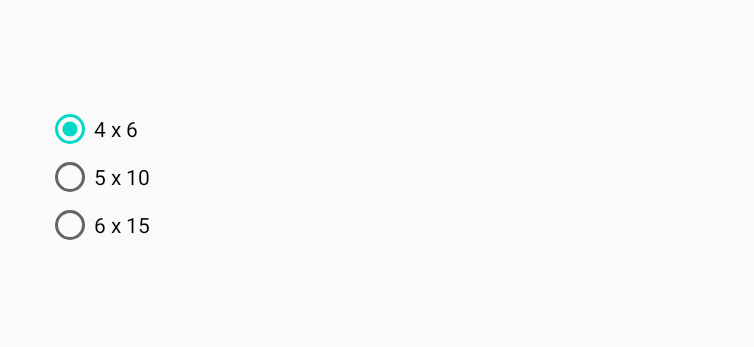
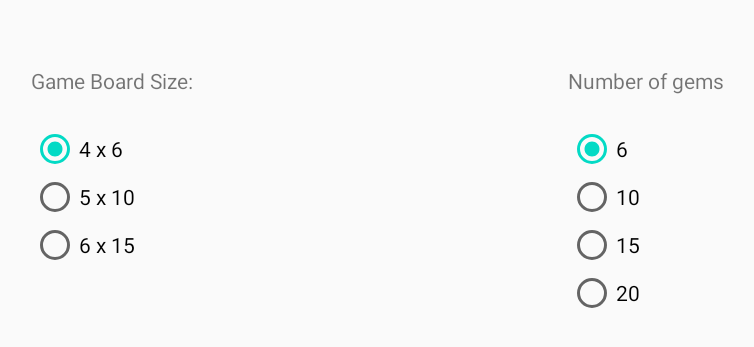
Before and after one commit to jevidin/GemMine, an Android app: the OptionsActivity screen opened directly, with no data from a screen before it, after a tap on "4 x 6", on a phone screen of 824 x 412 dp (held sideways). Shown: the top 347 px of the screen, without its empty margins (47-801 px from the left). Run offline under Robolectric (Android 15) with nearby library versions, the phone set to English and light mode, and no system bars.

Commit message:
Options Page Implemented

```diff
--- a/app/src/main/java/com/example/assignment3/OptionsActivity.java
+++ b/app/src/main/java/com/example/assignment3/OptionsActivity.java
@@ -4,6 +4,7 @@ import androidx.appcompat.app.AppCompatActivity;
 
 import android.content.Context;
 import android.content.Intent;
+import android.content.SharedPreferences;
 import android.os.Bundle;
 import android.provider.MediaStore;
 import android.view.View;
@@ -18,8 +19,42 @@ public class OptionsActivity extends AppCompatActivity {
         super.onCreate(savedInstanceState);
         setContentView(R.layout.activity_options);
         setupGameSizeRadioButtons();
+        setupNumberOfGemsRadioButtons();
+    }
 
+    private void setupNumberOfGemsRadioButtons() {
+        RadioGroup group = findViewById(R.id.radio_group_gems);
+        int[] number_of_gems_array = getResources().getIntArray(R.array.number_of_gems);
+        for(int i = 0; i < number_of_gems_array.length; i++){
+            final int selected_gem_amount = number_of_gems_array[i];
+            RadioButton btn = new RadioButton(this);
+            btn.setText("" + selected_gem_amount);
+            btn.setOnClickListener(new View.OnClickListener() {
+                @Override
+                public void onClick(View v) {
+                    saveGemAmount(selected_gem_amount);
+                }
+            });
+            group.addView(btn);
+            if(selected_gem_amount == getGemAmount(this)){
+                btn.setChecked(true);
+            }
+        }
     }
+    private static final String GEMS_PREF_NAME = "amount of gems";
+    static private int getGemAmount(Context context) {
+        SharedPreferences prefs = context.getSharedPreferences(PREFS_NAME, MODE_PRIVATE);
+        int defaultAmount = context.getResources().getInteger(R.integer.default_gems);
+        return prefs.getInt(GEMS_PREF_NAME, defaultAmount);
+    }
+
+    private void saveGemAmount(int gemAmount) {
+        SharedPreferences prefs = this.getSharedPreferences(PREFS_NAME, MODE_PRIVATE);
+        SharedPreferences.Editor editor = prefs.edit();
+        editor.putInt(GEMS_PREF_NAME, gemAmount);
+        editor.apply();
+    }
+
     private void setupGameSizeRadioButtons() {
         RadioGroup group = findViewById(R.id.radio_group_game_size);
         String[] game_sizes_array = getResources().getStringArray(R.array.game_size);
@@ -31,11 +66,31 @@ public class OptionsActivity extends AppCompatActivity {
                 @Override
                 public void onClick(View v) {
                     Toast.makeText(OptionsActivity.this, "you clicked: " + selected_game_size, Toast.LENGTH_SHORT).show();
+                    saveGameSize(selected_game_size);
                 }
             });
             group.addView(btn);
+            if(selected_game_size.equals(getGameSize(this))){
+                btn.setChecked(true);
+            }
         }
     }
+
+    private static final String PANEL_PREF_NAME = "Game Size";
+    private static final String PREFS_NAME = "AppPrefs";
+    private void saveGameSize(String selected_game_size) {
+        SharedPreferences prefs = this.getSharedPreferences(PREFS_NAME, MODE_PRIVATE);
+        SharedPreferences.Editor editor = prefs.edit();
+        editor.putString(PANEL_PREF_NAME, selected_game_size);
+        editor.apply();
+    }
+
+    static public String getGameSize(Context context){
+        SharedPreferences prefs = context.getSharedPreferences(PREFS_NAME, MODE_PRIVATE);
+        String defaultSize = context.getResources().getString(R.string.default_game_size);
+        return prefs.getString(PANEL_PREF_NAME, defaultSize);
+    }
+
     public static Intent makeIntent(Context context){
         return new Intent(context, OptionsActivity.class);
     }
--- a/app/src/main/res/layout/activity_main.xml
+++ b/app/src/main/res/layout/activity_main.xml
@@ -11,8 +11,8 @@
         android:id="@+id/btn_play"
         android:layout_width="210dp"
         android:layout_height="wrap_content"
-        android:layout_marginStart="60dp"
-        android:layout_marginTop="104dp"
+        android:layout_marginStart="68dp"
+        android:layout_marginTop="84dp"
         android:text="Play"
         app:layout_constraintStart_toStartOf="parent"
         app:layout_constraintTop_toTopOf="parent" />
--- a/app/src/main/res/layout/activity_options.xml
+++ b/app/src/main/res/layout/activity_options.xml
@@ -8,12 +8,36 @@
 
     <RadioGroup
         android:id="@+id/radio_group_game_size"
-        android:layout_width="0dp"
+        android:layout_width="wrap_content"
         android:layout_height="wrap_content"
-        android:layout_marginStart="62dp"
-        android:layout_marginTop="70dp"
-        android:layout_marginEnd="100dp"
-        app:layout_constraintEnd_toEndOf="parent"
+        android:layout_marginTop="20dp"
+        app:layout_constraintStart_toStartOf="@+id/txt_board_size"
+        app:layout_constraintTop_toBottomOf="@+id/txt_board_size" />
+
+    <TextView
+        android:id="@+id/txt_board_size"
+        android:layout_width="wrap_content"
+        android:layout_height="wrap_content"
+        android:layout_marginStart="52dp"
+        android:layout_marginTop="44dp"
+        android:text="Game Board Size:"
         app:layout_constraintStart_toStartOf="parent"
         app:layout_constraintTop_toTopOf="parent" />
+
+    <TextView
+        android:id="@+id/txt_gems"
+        android:layout_width="wrap_content"
+        android:layout_height="wrap_content"
+        android:layout_marginStart="250dp"
+        android:text="Number of gems"
+        app:layout_constraintStart_toEndOf="@+id/txt_board_size"
+        app:layout_constraintTop_toTopOf="@+id/txt_board_size" />
+
+    <RadioGroup
+        android:id="@+id/radio_group_gems"
+        android:layout_width="wrap_content"
+        android:layout_height="wrap_content"
+        android:layout_marginTop="20dp"
+        app:layout_constraintStart_toStartOf="@+id/txt_gems"
+        app:layout_constraintTop_toBottomOf="@+id/txt_gems" />
 </androidx.constraintlayout.widget.ConstraintLayout>
--- a/app/src/main/res/values/game_size.xml
+++ b/app/src/main/res/values/game_size.xml
@@ -4,5 +4,17 @@
         <item>"4 x 6"</item>
         <item>"5 x 10"</item>
         <item>"6 x 15"</item>
+
     </string-array>
+
+    <string name="default_game_size">"4 x 6"</string>
+
+    <integer-array name="number_of_gems">
+        <item>6</item>
+        <item>10</item>
+        <item>15</item>
+        <item>20</item>
+    </integer-array>
+
+    <integer name="default_gems">6</integer>
 </resources>
```
